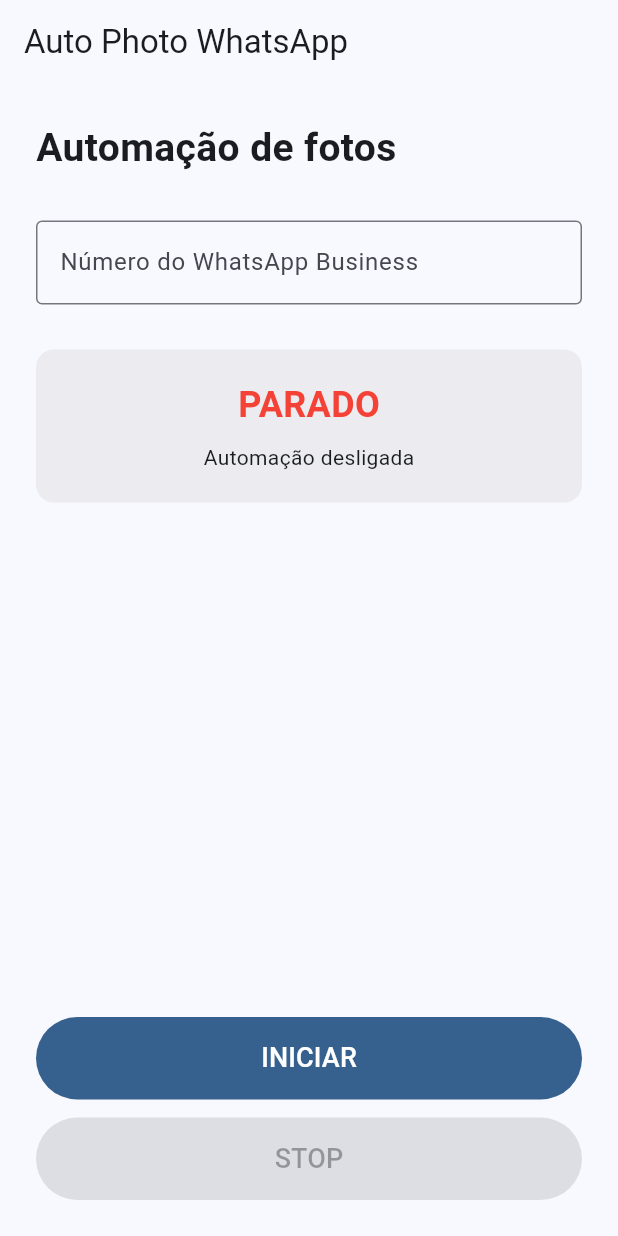
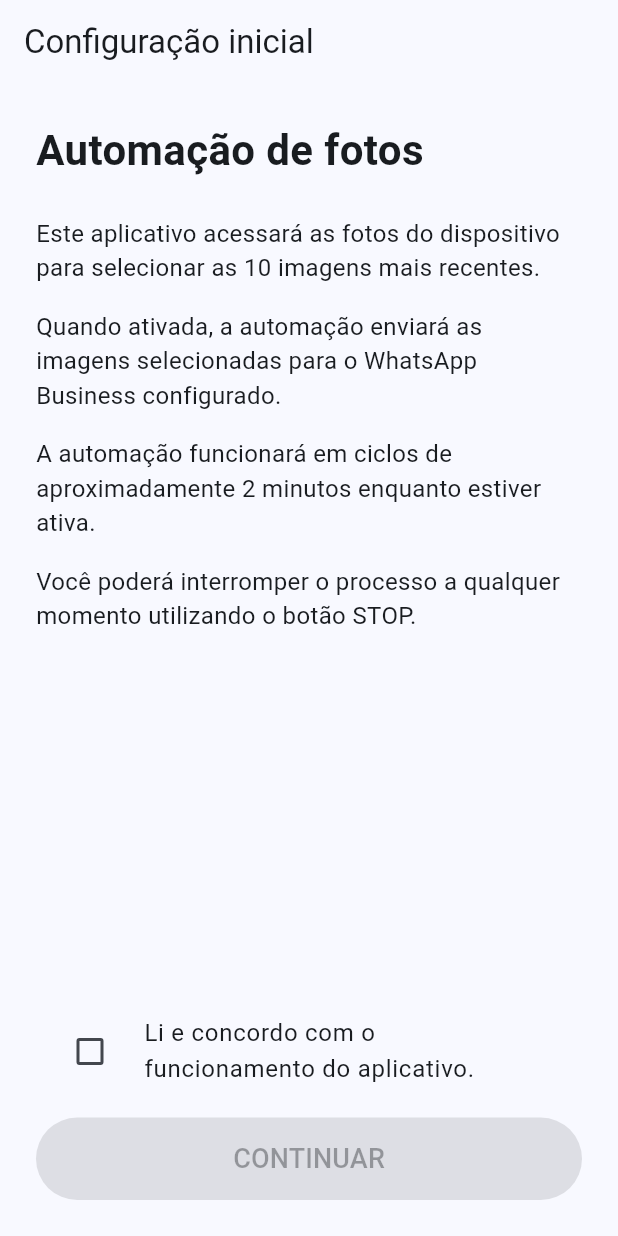
Before and after one commit to natanp79/auto_photo_whatsapp, a Flutter app: the screen it shows after launch, on a phone screen of 412 x 824 dp. Run offline on Flutter 3.47's test engine with Material 3 defaults, Android fonts, the phone set to English and light mode, and no system bars; our stand-ins replace shared_preferences.

Commit message:
adiciona consentimento e estrutura inicial

```diff
--- a/lib/main.dart
+++ b/lib/main.dart
@@ -1,11 +1,26 @@
 import 'package:flutter/material.dart';
+import 'package:shared_preferences/shared_preferences.dart';
 
-void main() {
-  runApp(const AutoPhotoApp());
+void main() async {
+  WidgetsFlutterBinding.ensureInitialized();
+
+  final prefs = await SharedPreferences.getInstance();
+  final consentAccepted = prefs.getBool('consent_accepted') ?? false;
+
+  runApp(
+    AutoPhotoApp(
+      consentAccepted: consentAccepted,
+    ),
+  );
 }
 
 class AutoPhotoApp extends StatelessWidget {
-  const AutoPhotoApp({super.key});
+  final bool consentAccepted;
+
+  const AutoPhotoApp({
+    super.key,
+    required this.consentAccepted,
+  });
 
   @override
   Widget build(BuildContext context) {
@@ -18,7 +33,109 @@
         ),
         useMaterial3: true,
       ),
-      home: const HomePage(),
+      home: consentAccepted
+          ? const HomePage()
+          : const ConsentPage(),
+    );
+  }
+}
+
+class ConsentPage extends StatefulWidget {
+  const ConsentPage({super.key});
+
+  @override
+  State<ConsentPage> createState() => _ConsentPageState();
+}
+
+class _ConsentPageState extends State<ConsentPage> {
+  bool accepted = false;
+
+  Future<void> accept() async {
+    if (!accepted) return;
+
+    final prefs = await SharedPreferences.getInstance();
+    await prefs.setBool('consent_accepted', true);
+
+    if (!mounted) return;
+
+    Navigator.pushReplacement(
+      context,
+      MaterialPageRoute(
+        builder: (_) => const HomePage(),
+      ),
+    );
+  }
+
+  @override
+  Widget build(BuildContext context) {
+    return Scaffold(
+      appBar: AppBar(
+        title: const Text('Configuração inicial'),
+      ),
+      body: Padding(
+        padding: const EdgeInsets.all(24),
+        child: Column(
+          crossAxisAlignment: CrossAxisAlignment.start,
+          children: [
+            const Text(
+              'Automação de fotos',
+              style: TextStyle(
+                fontSize: 28,
+                fontWeight: FontWeight.bold,
+              ),
+            ),
+            const SizedBox(height: 24),
+            const Text(
+              'Este aplicativo acessará as fotos do dispositivo '
+              'para selecionar as 10 imagens mais recentes.',
+              style: TextStyle(fontSize: 16),
+            ),
+            const SizedBox(height: 16),
+            const Text(
+              'Quando ativada, a automação enviará as imagens '
+              'selecionadas para o WhatsApp Business configurado.',
+              style: TextStyle(fontSize: 16),
+            ),
+            const SizedBox(height: 16),
+            const Text(
+              'A automação funcionará em ciclos de aproximadamente '
+              '2 minutos enquanto estiver ativa.',
+              style: TextStyle(fontSize: 16),
+            ),
+            const SizedBox(height: 16),
+            const Text(
+              'Você poderá interromper o processo a qualquer momento '
+              'utilizando o botão STOP.',
+              style: TextStyle(fontSize: 16),
+            ),
+            const Spacer(),
+            CheckboxListTile(
+              value: accepted,
+              onChanged: (value) {
+                setState(() {
+                  accepted = value ?? false;
+                });
+              },
+              title: const Text(
+                'Li e concordo com o funcionamento do aplicativo.',
+              ),
+              controlAffinity: ListTileControlAffinity.leading,
+            ),
+            const SizedBox(height: 12),
+            SizedBox(
+              width: double.infinity,
+              height: 55,
+              child: FilledButton(
+                onPressed: accepted ? accept : null,
+                child: const Text(
+                  'CONTINUAR',
+                  style: TextStyle(fontSize: 18),
+                ),
+              ),
+            ),
+          ],
+        ),
+      ),
     );
   }
 }
@@ -32,6 +149,7 @@
 
 class _HomePageState extends State<HomePage> {
   bool running = false;
+  String phoneNumber = '';
 
   void startAutomation() {
     setState(() {
@@ -45,6 +163,20 @@
     });
   }
 
+  Future<void> resetConsent() async {
+    final prefs = await SharedPreferences.getInstance();
+    await prefs.setBool('consent_accepted', false);
+
+    if (!mounted) return;
+
+    Navigator.pushReplacement(
+      context,
+      MaterialPageRoute(
+        builder: (_) => const ConsentPage(),
+      ),
+    );
+  }
+
   @override
   Widget build(BuildContext context) {
     return Scaffold(
@@ -52,20 +184,18 @@
         title: const Text('Auto Photo WhatsApp'),
       ),
       body: Padding(
-        padding: const EdgeInsets.all(24),
+        padding: const EdgeInsets.all(20),
         child: Column(
           crossAxisAlignment: CrossAxisAlignment.stretch,
           children: [
             const Text(
               'Automação de fotos',
               style: TextStyle(
-                fontSize: 26,
+                fontSize: 28,
                 fontWeight: FontWeight.bold,
               ),
             ),
-
-            const SizedBox(height: 30),
-
+            const SizedBox(height: 24),
             TextField(
               keyboardType: TextInputType.phone,
               decoration: const InputDecoration(
@@ -73,10 +203,11 @@
                 hintText: '+55 11 99999-9999',
                 border: OutlineInputBorder(),
               ),
+              onChanged: (value) {
+                phoneNumber = value;
+              },
             ),
-
-            const SizedBox(height: 30),
-
+            const SizedBox(height: 24),
             Container(
               padding: const EdgeInsets.all(20),
               decoration: BoxDecoration(
@@ -95,9 +226,7 @@
                       color: running ? Colors.green : Colors.red,
                     ),
                   ),
-
                   const SizedBox(height: 8),
-
                   Text(
                     running
                         ? 'Automação em execução'
@@ -106,9 +235,12 @@
                 ],
               ),
             ),
-
+            const SizedBox(height: 16),
+            const Text(
+              'Próximo ciclo: 2 minutos',
+              textAlign: TextAlign.center,
+            ),
             const Spacer(),
-
             SizedBox(
               height: 55,
               child: FilledButton(
@@ -119,9 +251,7 @@
                 ),
               ),
             ),
-
             const SizedBox(height: 12),
-
             SizedBox(
               height: 55,
               child: FilledButton(
@@ -135,6 +265,11 @@
                 ),
               ),
             ),
+            const SizedBox(height: 12),
+            TextButton(
+              onPressed: resetConsent,
+              child: const Text('Redefinir consentimento'),
+            ),
           ],
         ),
       ),
--- a/pubspec.yaml
+++ b/pubspec.yaml
@@ -34,6 +34,8 @@
   # The following adds the Cupertino Icons font to your application.
   # Use with the CupertinoIcons class for iOS style icons.
   cupertino_icons: ^1.0.8
+  photo_manager: ^3.12.0
+  shared_preferences: ^2.5.5
 
 dev_dependencies:
   flutter_test:
```
Also changed, not shown: pubspec.lock.
